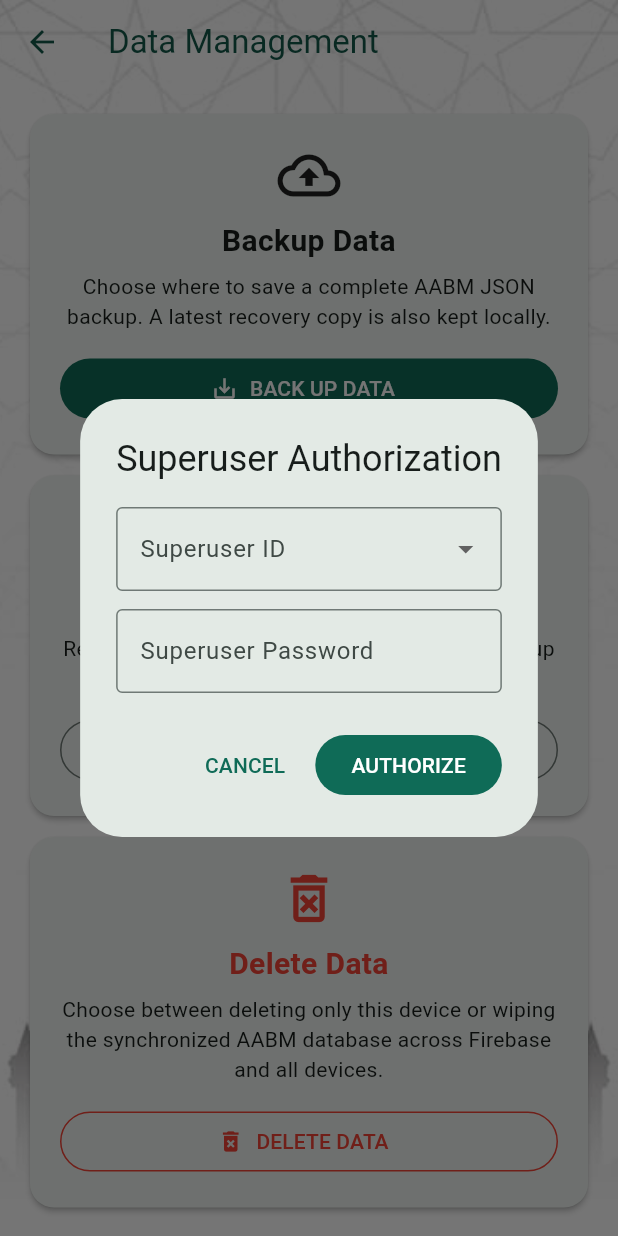
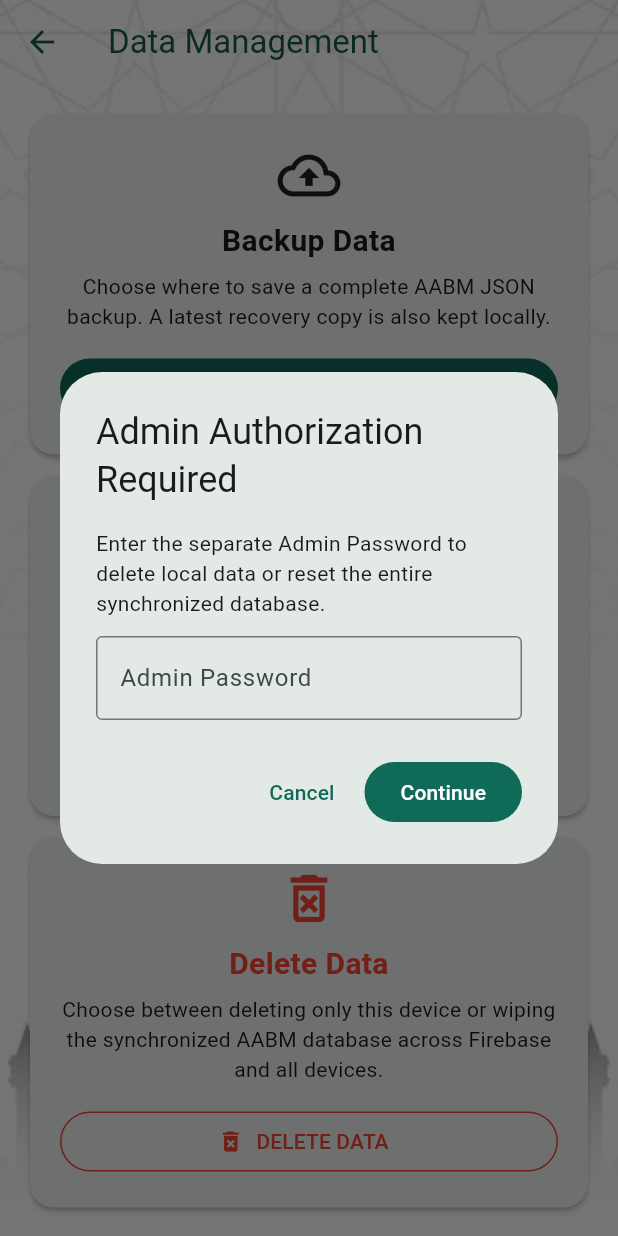
Before and after one commit to tasleemarifclb3-blip/AABM, a Flutter app: the DataManagementPage screen opened directly, after a tap on "DELETE DATA", on a phone screen of 412 x 824 dp. Run offline on Flutter 3.47's test engine with Material 3 defaults, Android fonts, the light colour scheme and no system bars; our stand-ins replace cloud_firestore, cross_file, drift, drift_flutter, file_picker, firebase_auth and 5 more; accounts and stored records are empty; generated files the repository leaves out were written again; network calls fail; key blocks and very long unbroken strings in the code were emptied for the run.

Commit message:
Update data_management_page.dart
Firestore delete

```diff
--- a/lib/screens/data_management_page.dart
+++ b/lib/screens/data_management_page.dart
@@ -34,8 +34,11 @@ class _DataManagementPageState extends State<DataManagementPage> {
   Future<void> _backup() async {
     if (_busy) return;
     setState(() => _busy = true);
+
     try {
-      final latest = await BackupService.latestBackupInfo(widget.database);
+      final latest =
+          await BackupService.latestBackupInfo(widget.database);
+
       final choice = await showDialog<bool>(
         context: context,
         builder: (context) => AlertDialog(
@@ -46,7 +49,10 @@ class _DataManagementPageState extends State<DataManagementPage> {
             '${latest == null ? '' : '\n\nCurrent latest backup: ${latest.split('|').first}'}',
           ),
           actions: [
-            TextButton(onPressed: () => Navigator.pop(context, false), child: const Text('CANCEL')),
+            TextButton(
+              onPressed: () => Navigator.pop(context, false),
+              child: const Text('CANCEL'),
+            ),
             FilledButton.icon(
               onPressed: () => Navigator.pop(context, true),
               icon: const Icon(Icons.folder_open),
@@ -55,25 +61,31 @@ class _DataManagementPageState extends State<DataManagementPage> {
           ],
         ),
       );
+
       if (choice != true) return;
 
       final savedPath = await BackupService.backup(
         widget.database,
         chooseLocation: true,
       );
+
       if (!mounted) return;
+
       if (savedPath == null) {
         ScaffoldMessenger.of(context).showSnackBar(
           const SnackBar(content: Text('Backup cancelled.')),
         );
         return;
       }
+
       ScaffoldMessenger.of(context).showSnackBar(
         SnackBar(content: Text('Backup saved: $savedPath')),
       );
     } catch (e) {
       if (!mounted) return;
-      ScaffoldMessenger.of(context).showSnackBar(SnackBar(content: Text('Backup failed: $e')));
+      ScaffoldMessenger.of(context).showSnackBar(
+        SnackBar(content: Text('Backup failed: $e')),
+      );
     } finally {
       if (mounted) setState(() => _busy = false);
     }
@@ -81,48 +93,75 @@ class _DataManagementPageState extends State<DataManagementPage> {
 
   Future<void> _restore() async {
     if (_busy) return;
+
     final choice = await showDialog<_RestoreChoice>(
       context: context,
       builder: (context) => AlertDialog(
         title: const Text('Restore AABM Backup'),
-        content: const Text('Restore the latest backup saved by this installation, or choose a backup file from another location.'),
+        content: const Text(
+          'Restore the latest backup saved by this installation, '
+          'or choose a backup file from another location.',
+        ),
         actions: [
-          TextButton(onPressed: () => Navigator.pop(context), child: const Text('CANCEL')),
+          TextButton(
+            onPressed: () => Navigator.pop(context),
+            child: const Text('CANCEL'),
+          ),
           OutlinedButton.icon(
-            onPressed: () => Navigator.pop(context, _RestoreChoice.latest),
+            onPressed: () =>
+                Navigator.pop(context, _RestoreChoice.latest),
             icon: const Icon(Icons.history),
             label: const Text('LATEST SAVED BACKUP'),
           ),
           FilledButton.icon(
-            onPressed: () => Navigator.pop(context, _RestoreChoice.file),
+            onPressed: () =>
+                Navigator.pop(context, _RestoreChoice.file),
             icon: const Icon(Icons.folder_open),
             label: const Text('CHOOSE BACKUP FILE'),
           ),
         ],
       ),
     );
+
     if (choice == null) return;
 
     try {
       setState(() => _busy = true);
+
       final bytes = choice == _RestoreChoice.latest
           ? await BackupService.latestBackupBytes(widget.database)
           : await BackupService.pickBackupBytes();
+
       if (bytes == null) {
         if (!mounted) return;
+
         ScaffoldMessenger.of(context).showSnackBar(
-          SnackBar(content: Text(choice == _RestoreChoice.latest ? 'No latest saved backup is available.' : 'No backup file selected.')),
+          SnackBar(
+            content: Text(
+              choice == _RestoreChoice.latest
+                  ? 'No latest saved backup is available.'
+                  : 'No backup file selected.',
+            ),
+          ),
         );
         return;
       }
 
       final backup = BackupService.parseBackup(bytes);
       final counts = BackupService.backupCounts(backup);
+
       if (!mounted) return;
 
       final credentials = await _authorizeSuperuser();
+
       if (!_validCredentials(credentials)) {
-        if (mounted) ScaffoldMessenger.of(context).showSnackBar(const SnackBar(content: Text('Invalid Superuser ID or password.')));
+        if (mounted) {
+          ScaffoldMessenger.of(context).showSnackBar(
+            const SnackBar(
+              content: Text('Invalid Superuser ID or password.'),
+            ),
+          );
+        }
         return;
       }
 
@@ -141,27 +180,58 @@ class _DataManagementPageState extends State<DataManagementPage> {
         builder: (context) => AlertDialog(
           title: const Text('Restore Backup?'),
           content: SingleChildScrollView(
-            child: Text('${summary.join('\n')}\n\nCurrent local accounting data will be replaced. A safety backup will be created first.'),
+            child: Text(
+              '${summary.join('\n')}\n\n'
+              'Current local accounting data will be replaced. '
+              'A safety backup will be created first.',
+            ),
           ),
           actions: [
-            TextButton(onPressed: () => Navigator.pop(context, false), child: const Text('CANCEL')),
-            FilledButton(onPressed: () => Navigator.pop(context, true), child: const Text('RESTORE')),
+            TextButton(
+              onPressed: () => Navigator.pop(context, false),
+              child: const Text('CANCEL'),
+            ),
+            FilledButton(
+              onPressed: () => Navigator.pop(context, true),
+              child: const Text('RESTORE'),
+            ),
           ],
         ),
       );
+
       if (confirmed != true || !mounted) return;
 
-      final safetyBackup = await BackupService.backup(widget.database, chooseLocation: false, updateLatest: false);
-      if (safetyBackup == null) throw Exception('Safety backup could not be created. Restore cancelled.');
+      final safetyBackup = await BackupService.backup(
+        widget.database,
+        chooseLocation: false,
+        updateLatest: false,
+      );
+
+      if (safetyBackup == null) {
+        throw Exception(
+          'Safety backup could not be created. Restore cancelled.',
+        );
+      }
+
       await BackupService.restore(widget.database, backup);
 
       if (!mounted) return;
+
       ScaffoldMessenger.of(context).showSnackBar(
-        SnackBar(content: Text('Backup restored successfully. Safety backup: $safetyBackup'), duration: const Duration(seconds: 8)),
+        SnackBar(
+          content: Text(
+            'Backup restored successfully. '
+            'Safety backup: $safetyBackup',
+          ),
+          duration: const Duration(seconds: 8),
+        ),
       );
     } catch (e) {
       if (!mounted) return;
-      ScaffoldMessenger.of(context).showSnackBar(SnackBar(content: Text('Restore failed: $e')));
+
+      ScaffoldMessenger.of(context).showSnackBar(
+        SnackBar(content: Text('Restore failed: $e')),
+      );
     } finally {
       if (mounted) setState(() => _busy = false);
     }
@@ -169,11 +239,19 @@ class _DataManagementPageState extends State<DataManagementPage> {
 
   Future<void> _deleteAllData() async {
     if (_busy) return;
-    final credentials = await _authorizeSuperuser();
-    if (!_validCredentials(credentials)) {
-      if (mounted) ScaffoldMessenger.of(context).showSnackBar(const SnackBar(content: Text('Invalid Superuser ID or password.')));
-      return;
-    }
+
+    // DATA DELETION IS ADMIN-ONLY.
+    // This deliberately uses the separate Admin Password,
+    // not the Superuser password.
+    final authorized = await requireAdminPassword(
+      context,
+      title: 'Admin Authorization Required',
+      message:
+          'Enter the separate Admin Password to delete local data '
+          'or reset the entire synchronized database.',
+    );
+
+    if (!mounted || !authorized) return;
 
     final scope = await showDialog<_DeleteScope>(
       context: context,
@@ -183,42 +261,71 @@ class _DataManagementPageState extends State<DataManagementPage> {
         content: const Text(
           'Choose exactly what you want to delete.\n\n'
           'LOCAL DATA deletes accounting data only from this device/browser.\n\n'
-          'ENTIRE DATABASE deletes the synchronized accounting dataset from Firebase and causes all connected AABM devices to clear their local accounting data on their next sync.',
+          'ENTIRE DATABASE deletes the synchronized accounting dataset '
+          'from Firebase and causes all connected AABM devices to clear '
+          'their local accounting data on their next sync.',
         ),
         actions: [
-          TextButton(onPressed: () => Navigator.pop(context), child: const Text('CANCEL')),
+          TextButton(
+            onPressed: () => Navigator.pop(context),
+            child: const Text('CANCEL'),
+          ),
           OutlinedButton.icon(
-            onPressed: () => Navigator.pop(context, _DeleteScope.local),
+            onPressed: () =>
+                Navigator.pop(context, _DeleteScope.local),
             icon: const Icon(Icons.computer),
             label: const Text('LOCAL DATA ONLY'),
           ),
           FilledButton.icon(
-            style: FilledButton.styleFrom(backgroundColor: Colors.red, foregroundColor: Colors.white),
-            onPressed: () => Navigator.pop(context, _DeleteScope.entire),
+            style: FilledButton.styleFrom(
+              backgroundColor: Colors.red,
+              foregroundColor: Colors.white,
+            ),
+            onPressed: () =>
+                Navigator.pop(context, _DeleteScope.entire),
             icon: const Icon(Icons.cloud_off),
             label: const Text('ENTIRE DATABASE'),
           ),
         ],
       ),
     );
+
     if (scope == null) return;
 
     final first = await showDialog<bool>(
       context: context,
       barrierDismissible: false,
       builder: (context) => AlertDialog(
-        title: Text(scope == _DeleteScope.local ? 'Delete Local Data?' : 'DELETE ENTIRE DATABASE?'),
+        title: Text(
+          scope == _DeleteScope.local
+              ? 'Delete Local Data?'
+              : 'DELETE ENTIRE DATABASE?',
+        ),
         content: Text(
           scope == _DeleteScope.local
-              ? 'This will permanently delete all accounting and workflow data on this device. Firebase data and other devices will not be deleted. You can use Refresh afterwards to download the Firebase dataset again.'
-              : 'This is a GLOBAL WIPE. All synchronized accounting events will be deleted from Firebase, and every AABM device will clear its local accounting data when it next connects. This cannot be undone except by restoring a backup.',
+              ? 'This will permanently delete all accounting and workflow '
+                  'data on this device. Firebase data and other devices '
+                  'will not be deleted. You can use Refresh afterwards '
+                  'to download the Firebase dataset again.'
+              : 'This is a GLOBAL WIPE. All synchronized accounting events '
+                  'will be deleted from Firebase, and every AABM device '
+                  'will clear its local accounting data when it next '
+                  'connects. This cannot be undone except by restoring '
+                  'a backup.',
         ),
         actions: [
-          TextButton(onPressed: () => Navigator.pop(context, false), child: const Text('CANCEL')),
-          FilledButton(onPressed: () => Navigator.pop(context, true), child: const Text('CONTINUE')),
+          TextButton(
+            onPressed: () => Navigator.pop(context, false),
+            child: const Text('CANCEL'),
+          ),
+          FilledButton(
+            onPressed: () => Navigator.pop(context, true),
+            child: const Text('CONTINUE'),
+          ),
         ],
       ),
     );
+
     if (first != true || !mounted) return;
 
     final second = await showDialog<bool>(
@@ -226,35 +333,70 @@ class _DataManagementPageState extends State<DataManagementPage> {
       barrierDismissible: false,
       builder: (context) => AlertDialog(
         title: const Text('FINAL CONFIRMATION'),
-        content: Text(scope == _DeleteScope.local
+        content: Text(
+          scope == _DeleteScope.local
               ? 'Permanently DELETE ALL LOCAL ACCOUNTING DATA?'
-            : 'Permanently DELETE THE ENTIRE SYNCHRONIZED AABM DATABASE FROM FIREBASE AND ALL DEVICES?'),
+              : 'Permanently DELETE THE ENTIRE SYNCHRONIZED AABM '
+                  'DATABASE FROM FIREBASE AND ALL DEVICES?',
+        ),
         actions: [
-          TextButton(onPressed: () => Navigator.pop(context, false), child: const Text('CANCEL')),
+          TextButton(
+            onPressed: () => Navigator.pop(context, false),
+            child: const Text('CANCEL'),
+          ),
           FilledButton(
-            style: FilledButton.styleFrom(backgroundColor: Colors.red, foregroundColor: Colors.white),
+            style: FilledButton.styleFrom(
+              backgroundColor: Colors.red,
+              foregroundColor: Colors.white,
+            ),
             onPressed: () => Navigator.pop(context, true),
-            child: Text(scope == _DeleteScope.local ? 'DELETE LOCAL DATA' : 'DELETE ENTIRE DATABASE'),
+            child: Text(
+              scope == _DeleteScope.local
+                  ? 'DELETE LOCAL DATA'
+                  : 'DELETE ENTIRE DATABASE',
+            ),
           ),
         ],
       ),
     );
+
     if (second != true || !mounted) return;
 
     setState(() => _busy = true);
+
     try {
       if (scope == _DeleteScope.local) {
         await DataManagementService.deleteAllData(widget.database);
+
         if (!mounted) return;
-        ScaffoldMessenger.of(context).showSnackBar(const SnackBar(content: Text('All local accounting data has been deleted. Press Refresh on the dashboard to download the Firebase dataset again.')));
+
+        ScaffoldMessenger.of(context).showSnackBar(
+          const SnackBar(
+            content: Text(
+              'All local accounting data has been deleted. '
+              'Press Refresh on the dashboard to download the Firebase '
+              'dataset again.',
+            ),
+          ),
+        );
       } else {
-        final result = await SyncFirestoreService.deleteEntireDatabase(widget.database);
+        final result =
+            await SyncFirestoreService.deleteEntireDatabase(
+          widget.database,
+        );
+
         if (!mounted) return;
-        ScaffoldMessenger.of(context).showSnackBar(SnackBar(content: Text(result)));
+
+        ScaffoldMessenger.of(context).showSnackBar(
+          SnackBar(content: Text(result)),
+        );
       }
     } catch (e) {
       if (!mounted) return;
-      ScaffoldMessenger.of(context).showSnackBar(SnackBar(content: Text('Delete failed: $e')));
+
+      ScaffoldMessenger.of(context).showSnackBar(
+        SnackBar(content: Text('Delete failed: $e')),
+      );
     } finally {
       if (mounted) setState(() => _busy = false);
     }
@@ -273,28 +415,52 @@ class _DataManagementPageState extends State<DataManagementPage> {
               _ActionCard(
                 icon: Icons.backup_outlined,
                 title: 'Backup Data',
-                description: 'Choose where to save a complete AABM JSON backup. A latest recovery copy is also kept locally.',
-                child: FilledButton.icon(onPressed: _busy ? null : _backup, icon: const Icon(Icons.save_alt), label: const Text('BACK UP DATA')),
+                description:
+                    'Choose where to save a complete AABM JSON backup. '
+                    'A latest recovery copy is also kept locally.',
+                child: FilledButton.icon(
+                  onPressed: _busy ? null : _backup,
+                  icon: const Icon(Icons.save_alt),
+                  label: const Text('BACK UP DATA'),
+                ),
               ),
               _ActionCard(
                 icon: Icons.restore_outlined,
                 title: 'Restore Backup',
-                description: 'Restore the latest saved backup or select a backup file from another location.',
-                child: OutlinedButton.icon(onPressed: _busy ? null : _restore, icon: const Icon(Icons.restore), label: const Text('RESTORE BACKUP')),
+                description:
+                    'Restore the latest saved backup or select a backup '
+                    'file from another location.',
+                child: OutlinedButton.icon(
+                  onPressed: _busy ? null : _restore,
+                  icon: const Icon(Icons.restore),
+                  label: const Text('RESTORE BACKUP'),
+                ),
               ),
               _ActionCard(
                 icon: Icons.delete_forever_outlined,
                 title: 'Delete Data',
-                description: 'Choose between deleting only this device or wiping the synchronized AABM database across Firebase and all devices.',
+                description:
+                    'Choose between deleting only this device or wiping '
+                    'the synchronized AABM database across Firebase and '
+                    'all devices.',
                 danger: true,
                 child: OutlinedButton.icon(
                   onPressed: _busy ? null : _deleteAllData,
                   icon: const Icon(Icons.delete_forever),
                   label: const Text('DELETE DATA'),
-                  style: OutlinedButton.styleFrom(foregroundColor: Colors.red, side: const BorderSide(color: Colors.red)),
+                  style: OutlinedButton.styleFrom(
+                    foregroundColor: Colors.red,
+                    side: const BorderSide(color: Colors.red),
                   ),
                 ),
-              if (_busy) const Padding(padding: EdgeInsets.all(18), child: Center(child: CircularProgressIndicator())),
+              ),
+              if (_busy)
+                const Padding(
+                  padding: EdgeInsets.all(18),
+                  child: Center(
+                    child: CircularProgressIndicator(),
+                  ),
+                ),
             ],
           ),
         ),
@@ -304,6 +470,7 @@ class _DataManagementPageState extends State<DataManagementPage> {
 }
 
 enum _RestoreChoice { latest, file }
+
 enum _DeleteScope { local, entire }
 
 class _ActionCard extends StatelessWidget {
@@ -312,22 +479,48 @@ class _ActionCard extends StatelessWidget {
   final String description;
   final Widget child;
   final bool danger;
-  const _ActionCard({required this.icon, required this.title, required this.description, required this.child, this.danger = false});
+
+  const _ActionCard({
+    required this.icon,
+    required this.title,
+    required this.description,
+    required this.child,
+    this.danger = false,
+  });
+
   @override
   Widget build(BuildContext context) {
     return Card(
       margin: const EdgeInsets.only(bottom: 14),
       child: Padding(
         padding: const EdgeInsets.all(20),
-        child: Column(crossAxisAlignment: CrossAxisAlignment.stretch, children: [
-          Icon(icon, size: 42, color: danger ? Colors.red : null),
+        child: Column(
+          crossAxisAlignment: CrossAxisAlignment.stretch,
+          children: [
+            Icon(
+              icon,
+              size: 42,
+              color: danger ? Colors.red : null,
+            ),
             const SizedBox(height: 8),
-          Text(title, textAlign: TextAlign.center, style: TextStyle(fontSize: 20, fontWeight: FontWeight.bold, color: danger ? Colors.red : null)),
+            Text(
+              title,
+              textAlign: TextAlign.center,
+              style: TextStyle(
+                fontSize: 20,
+                fontWeight: FontWeight.bold,
+                color: danger ? Colors.red : null,
+              ),
+            ),
             const SizedBox(height: 6),
-          Text(description, textAlign: TextAlign.center),
+            Text(
+              description,
+              textAlign: TextAlign.center,
+            ),
             const SizedBox(height: 14),
             child,
-        ]),
+          ],
+        ),
       ),
     );
   }
@@ -336,55 +529,110 @@ class _ActionCard extends StatelessWidget {
 class _SuperuserCredentials {
   final String id;
   final String password;
+
   const _SuperuserCredentials(this.id, this.password);
 }
 
 class _SuperuserCredentialsDialog extends StatefulWidget {
   const _SuperuserCredentialsDialog();
+
   @override
-  State<_SuperuserCredentialsDialog> createState() => _SuperuserCredentialsDialogState();
+  State<_SuperuserCredentialsDialog> createState() =>
+      _SuperuserCredentialsDialogState();
 }
 
-class _SuperuserCredentialsDialogState extends State<_SuperuserCredentialsDialog> {
+class _SuperuserCredentialsDialogState
+    extends State<_SuperuserCredentialsDialog> {
   final _id = TextEditingController();
   final _password = TextEditingController();
+
   String? _error;
+
   @override
-  void dispose() { _id.dispose(); _password.dispose(); super.dispose(); }
+  void dispose() {
+    _id.dispose();
+    _password.dispose();
+    super.dispose();
+  }
+
   void _submit() {
     final id = _id.text.trim();
     final password = _password.text.trim();
+
     if (!kUserPasswords.containsKey(id)) {
       setState(() => _error = 'Enter a valid AABM user ID.');
       return;
     }
+
     if (!verifySuperuserPassword(password)) {
       setState(() => _error = 'Incorrect Superuser Password.');
       return;
     }
+
     FocusManager.instance.primaryFocus?.unfocus();
+
     WidgetsBinding.instance.addPostFrameCallback((_) {
-      if (mounted) Navigator.of(context, rootNavigator: true).pop(_SuperuserCredentials(id, password));
+      if (mounted) {
+        Navigator.of(context, rootNavigator: true).pop(
+          _SuperuserCredentials(id, password),
+        );
+      }
     });
   }
+
   @override
   Widget build(BuildContext context) {
     final users = kUserPasswords.keys.toList()..sort();
+
     return AlertDialog(
       title: const Text('Superuser Authorization'),
-      content: Column(mainAxisSize: MainAxisSize.min, children: [
+      content: Column(
+        mainAxisSize: MainAxisSize.min,
+        children: [
           DropdownButtonFormField<String>(
-          initialValue: users.contains(_id.text) ? _id.text : null,
-          decoration: const InputDecoration(labelText: 'Superuser ID', border: OutlineInputBorder()),
-          items: users.map((u) => DropdownMenuItem(value: u, child: Text(u))).toList(),
-          onChanged: (v) { if (v != null) setState(() => _id.text = v); },
+            initialValue:
+                users.contains(_id.text) ? _id.text : null,
+            decoration: const InputDecoration(
+              labelText: 'Superuser ID',
+              border: OutlineInputBorder(),
+            ),
+            items: users
+                .map(
+                  (u) => DropdownMenuItem(
+                    value: u,
+                    child: Text(u),
+                  ),
+                )
+                .toList(),
+            onChanged: (v) {
+              if (v != null) {
+                setState(() => _id.text = v);
+              }
+            },
           ),
           const SizedBox(height: 12),
-        TextField(controller: _password, obscureText: true, keyboardType: TextInputType.number, onSubmitted: (_) => _submit(), decoration: InputDecoration(labelText: 'Superuser Password', errorText: _error, border: const OutlineInputBorder())),
-      ]),
+          TextField(
+            controller: _password,
+            obscureText: true,
+            keyboardType: TextInputType.number,
+            onSubmitted: (_) => _submit(),
+            decoration: InputDecoration(
+              labelText: 'Superuser Password',
+              errorText: _error,
+              border: const OutlineInputBorder(),
+            ),
+          ),
+        ],
+      ),
       actions: [
-        TextButton(onPressed: () => Navigator.pop(context), child: const Text('CANCEL')),
-        FilledButton(onPressed: _submit, child: const Text('AUTHORIZE')),
+        TextButton(
+          onPressed: () => Navigator.pop(context),
+          child: const Text('CANCEL'),
+        ),
+        FilledButton(
+          onPressed: _submit,
+          child: const Text('AUTHORIZE'),
+        ),
       ],
     );
   }
```
Lines whose indentation alone changed are shown as unchanged.
